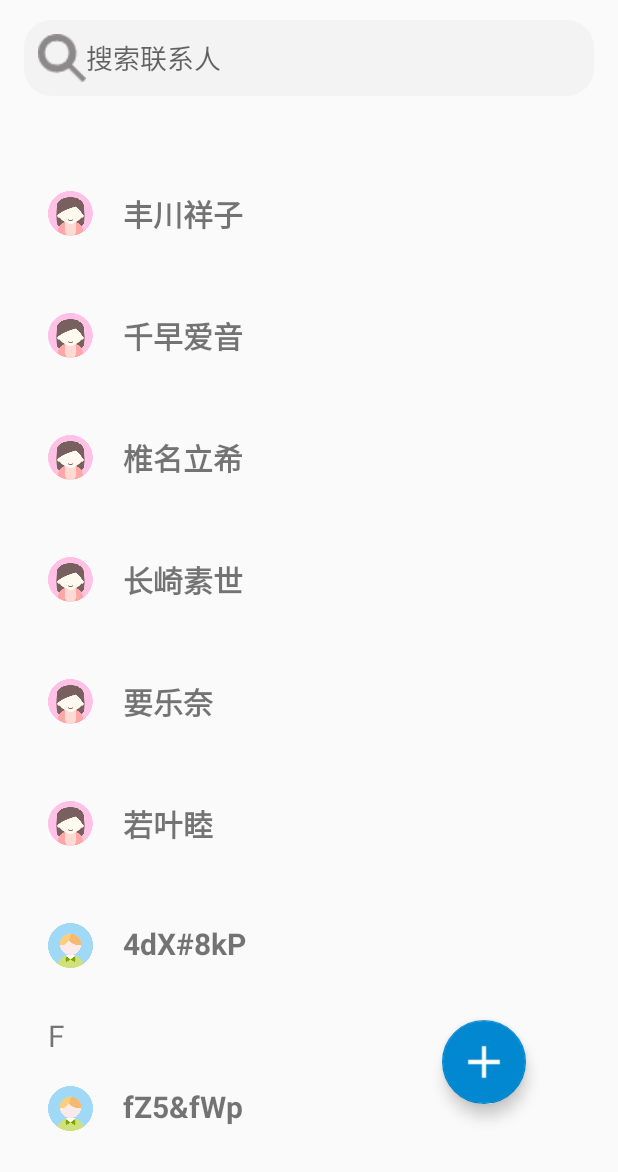
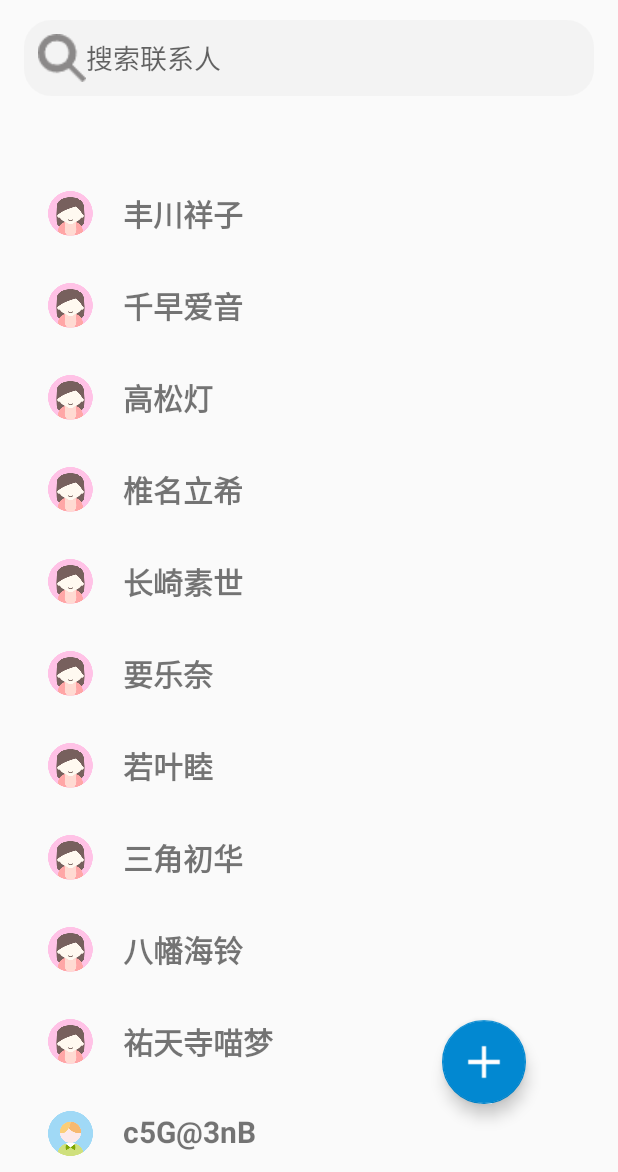
Before and after one commit to Marnumon/PhoneContacts, an Android app: the screen it shows after launch (MainActivity), on a phone screen of 412 x 824 dp, the part 64-1236 px from its top. Run offline under Robolectric (Android 15) with nearby library versions, the phone set to English and light mode, and no system bars; libraries missing offline, so code that uses them is left out: com.hankcs.hanlp; 7 statements that could not run were skipped.

Commit message:
Bug fixed

```diff
--- a/app/src/main/java/com/example/phonecontacts/MainActivity.java
+++ b/app/src/main/java/com/example/phonecontacts/MainActivity.java
@@ -43,11 +43,11 @@ public class MainActivity extends AppCompatActivity {
 
     // initUI方法用于初始化视图组件
     private void initUI(){
+        Toolbar toolbar = findViewById(R.id.toolbar); // 获取工具栏
+        setSupportActionBar(toolbar); // 设置工具栏
         searchEditText = findViewById(R.id.search_id); // 获取搜索框
         listView = findViewById(R.id.book_list); // 获取列表视图
         floatingActionButton = findViewById(R.id.add); // 获取浮动操作按钮
-        Toolbar toolbar = findViewById(R.id.toolbar); // 获取工具栏
-        setSupportActionBar(toolbar); // 设置工具栏
     }
 
     // setupListeners方法用于设置视图组件的监听器
@@ -76,7 +76,7 @@ public class MainActivity extends AppCompatActivity {
     }
 
     // updateListView方法用于根据搜索框的文本更新列表视图
-    public void updateListView() {
+    private void updateListView() {
         String searchText = searchEditText.getText().toString(); // 获取搜索框文本
         // 根据搜索框的文本获取搜索结果
         List<Contact> searchResult = searchText.isEmpty() ? ContactDAO.getAllContacts() : ContactDAO.getAllContacts(searchText);
@@ -85,10 +85,11 @@ public class MainActivity extends AppCompatActivity {
             listView.setAdapter(null);
             return;
         } else {
-            // 对搜索结果进行排序
             searchResult.sort((o1, o2) -> {
-                if (o1.getFirstLetter().equals("#") || o2.getFirstLetter().equals("#")) {
+                if (o1.getFirstLetter().equals("#")) {
                     return 1;
+                } else if (!o1.getFirstLetter().equals("#") && o2.getFirstLetter().equals("#")) {
+                    return -1;
                 } else {
                     return o1.getFirstLetter().compareTo(o2.getFirstLetter());
                 }
--- a/app/src/main/java/com/example/phonecontacts/activity/CreateActivity.java
+++ b/app/src/main/java/com/example/phonecontacts/activity/CreateActivity.java
@@ -65,6 +65,8 @@ public class CreateActivity extends AppCompatActivity {
                 Toast.makeText(CreateActivity.this, "请输入姓名", Toast.LENGTH_SHORT).show();
             } else if (phone.isEmpty()) {
                 Toast.makeText(CreateActivity.this, "请输入电话", Toast.LENGTH_SHORT).show();
+            } else if (!phone.matches("\\d+")) {
+                Toast.makeText(CreateActivity.this, "电话必须是纯数字", Toast.LENGTH_SHORT).show();
             } else if (remark.isEmpty()) {
                 Toast.makeText(CreateActivity.this, "请输入备注", Toast.LENGTH_SHORT).show();
             } else {
--- a/app/src/main/java/com/example/phonecontacts/adapter/ContactAdapter.java
+++ b/app/src/main/java/com/example/phonecontacts/adapter/ContactAdapter.java
@@ -20,7 +20,7 @@ import java.util.List;
 
 public class ContactAdapter extends ArrayAdapter<Contact> {
     // 成员变量，用于存储联系人列表数据
-    List<Contact> items;
+    private final List<Contact> items;
 
     // ContactAdapter的构造函数，接收上下文和联系人列表数据，并调用父类的构造函数
     public ContactAdapter(Context context, List<Contact> items) {
@@ -32,9 +32,9 @@ public class ContactAdapter extends ArrayAdapter<Contact> {
     @NonNull
     @Override
     public View getView(int position, View convertView, @NonNull ViewGroup parent) {
+        // 如果convertView为null，则通过LayoutInflater创建新的视图
         if (convertView == null) {
-            LayoutInflater inflater = LayoutInflater.from(getContext());
-            convertView = inflater.inflate(R.layout.book_view, parent, false);
+            convertView = LayoutInflater.from(getContext()).inflate(R.layout.book_view, parent, false);
         }
 
         // 通过findViewById获取布局中的姓名TextView
@@ -55,18 +55,12 @@ public class ContactAdapter extends ArrayAdapter<Contact> {
             imageView.setImageResource(R.drawable.female);
         }
 
-        // 如果是列表的第一个项，设置首字母TextView的文本为联系人的首字母
-        if (position == 0) {
+        // 如果是列表的第一个项或当前项的首字母与前一项不同，则显示首字母
+        if (position == 0 || !items.get(position - 1).getFirstLetter().equals(contact.getFirstLetter())) {
+            letter.setVisibility(View.VISIBLE);
             letter.setText(contact.getFirstLetter());
         } else {
-            // 如果当前项的首字母与前一项不同，则更新首字母TextView的文本
-            Contact temp = items.get(position - 1);
-            if (!temp.getFirstLetter().equals(contact.getFirstLetter())) {
-                letter.setText(contact.getFirstLetter());
-            } else {
-                // 如果首字母相同，则将首字母TextView的高度设置为0，使其不可见
-                letter.setHeight(0);
-            }
+            letter.setVisibility(View.GONE);
         }
 
         // 为convertView设置点击事件监听器，点击时跳转到详情页面
--- a/app/src/main/java/com/example/phonecontacts/helper/DBHelper.java
+++ b/app/src/main/java/com/example/phonecontacts/helper/DBHelper.java
@@ -37,15 +37,19 @@ public class DBHelper extends SQLiteOpenHelper {
     private void insertInitialData(SQLiteDatabase db) {
         // 插入一系列联系人数据
         db.execSQL("INSERT INTO contact (name, phone, sex, remark) VALUES ('丰川祥子', '12345678901', '女', '客服小祥')");
-        db.execSQL("INSERT INTO contact (name, phone, sex, remark) VALUES ('千早爱音', '23456789012', '女', '唐笑宗')");
-        db.execSQL("INSERT INTO contact (name, phone, sex, remark) VALUES ('椎名立希', '34567890123', '女', '灯卫兵')");
-        db.execSQL("INSERT INTO contact (name, phone, sex, remark) VALUES ('长崎素世', '45678901234', '女', '什么都会做的')");
-        db.execSQL("INSERT INTO contact (name, phone, sex, remark) VALUES ('要乐奈', '56789012345', '女', '为什么要演奏春日影')");
-        db.execSQL("INSERT INTO contact (name, phone, sex, remark) VALUES ('若叶睦', '67890123456', '女', '睦头人')");
-        db.execSQL("INSERT INTO contact (name, phone, sex, remark) VALUES ('4dX#8kP', '78901234567', '男', '2cF%5tH')");
-        db.execSQL("INSERT INTO contact (name, phone, sex, remark) VALUES ('fZ5&fWp', '89012345678', '男', '3wS+qL')");
-        db.execSQL("INSERT INTO contact (name, phone, sex, remark) VALUES ('+8mN*kP', '90123456789', '男', 'bY6&zG')");
-        db.execSQL("INSERT INTO contact (name, phone, sex, remark) VALUES ('c5G@3nB', '01234567890', '男', '1yR^9lK')");
+        db.execSQL("INSERT INTO contact (name, phone, sex, remark) VALUES ('千早爱音', '67159842370', '女', '唐笑宗')");
+        db.execSQL("INSERT INTO contact (name, phone, sex, remark) VALUES ('高松灯', '31059824673', '女', '重力展开')");
+        db.execSQL("INSERT INTO contact (name, phone, sex, remark) VALUES ('椎名立希', '83920576124', '女', '灯卫兵')");
+        db.execSQL("INSERT INTO contact (name, phone, sex, remark) VALUES ('长崎素世', '50437918265', '女', '什么都会做的')");
+        db.execSQL("INSERT INTO contact (name, phone, sex, remark) VALUES ('要乐奈', '92617408533', '女', '为什么要演奏春日影')");
+        db.execSQL("INSERT INTO contact (name, phone, sex, remark) VALUES ('若叶睦', '31890724652', '女', '睦头人')");
+        db.execSQL("INSERT INTO contact (name, phone, sex, remark) VALUES ('三角初华', '86573249021', '女', 'Dolorous')");
+        db.execSQL("INSERT INTO contact (name, phone, sex, remark) VALUES ('八幡海铃', '48623190754', '女', 'Timorous')");
+        db.execSQL("INSERT INTO contact (name, phone, sex, remark) VALUES ('祐天寺喵梦', '75291846305', '女', '坏猫猫')");
+        db.execSQL("INSERT INTO contact (name, phone, sex, remark) VALUES ('4dX#8kP', '74026893157', '男', '2cF%5tH')");
+        db.execSQL("INSERT INTO contact (name, phone, sex, remark) VALUES ('fZ5&fWp', '65241987035', '男', '3wS+qL')");
+        db.execSQL("INSERT INTO contact (name, phone, sex, remark) VALUES ('+8mN*kP', '12340589762', '男', 'bY6&zG')");
+        db.execSQL("INSERT INTO contact (name, phone, sex, remark) VALUES ('c5G@3nB', '59763410285', '男', '1yR^9lK')");
     }
 
     // onUpgrade方法在数据库需要升级时被调用，用于处理数据库表的重建
--- a/app/src/main/res/layout/activity_main.xml
+++ b/app/src/main/res/layout/activity_main.xml
@@ -24,7 +24,7 @@
         android:layout_width="match_parent"
         android:layout_height="wrap_content"
         android:layout_below="@id/toolbar"
-        android:background="@drawable/search_edit_bg"
+        android:background="@drawable/search_edit_background"
         android:drawableStart="@drawable/search"
         android:hint="@string/search_contacts"
         android:padding="9dp"
```
Also changed, not shown: app/src/main/res/drawable/search_edit_background.xml (renamed from app/src/main/res/drawable/search_edit_bg.xml).
